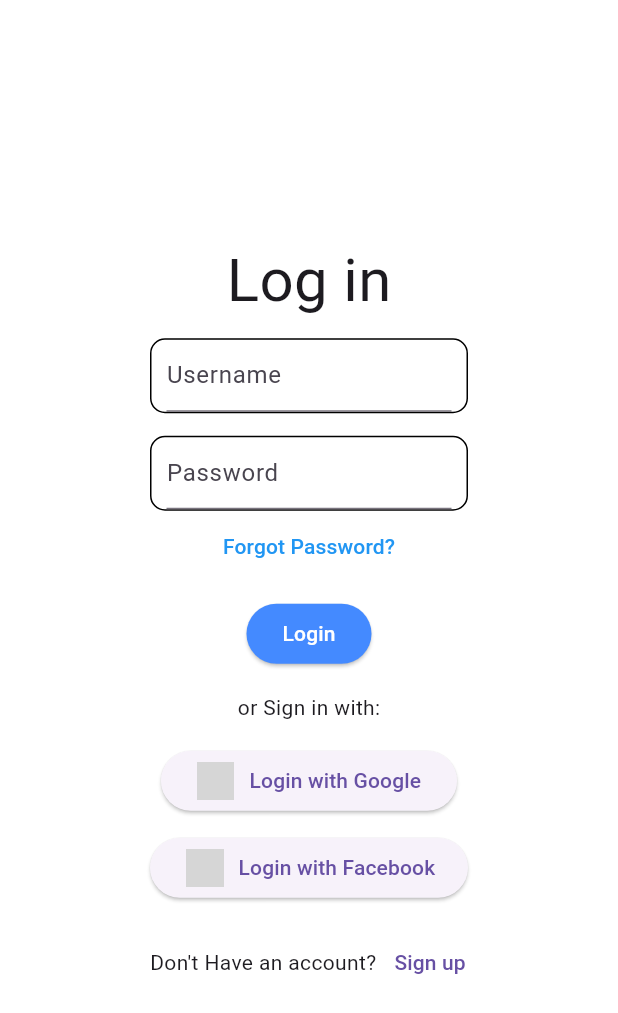
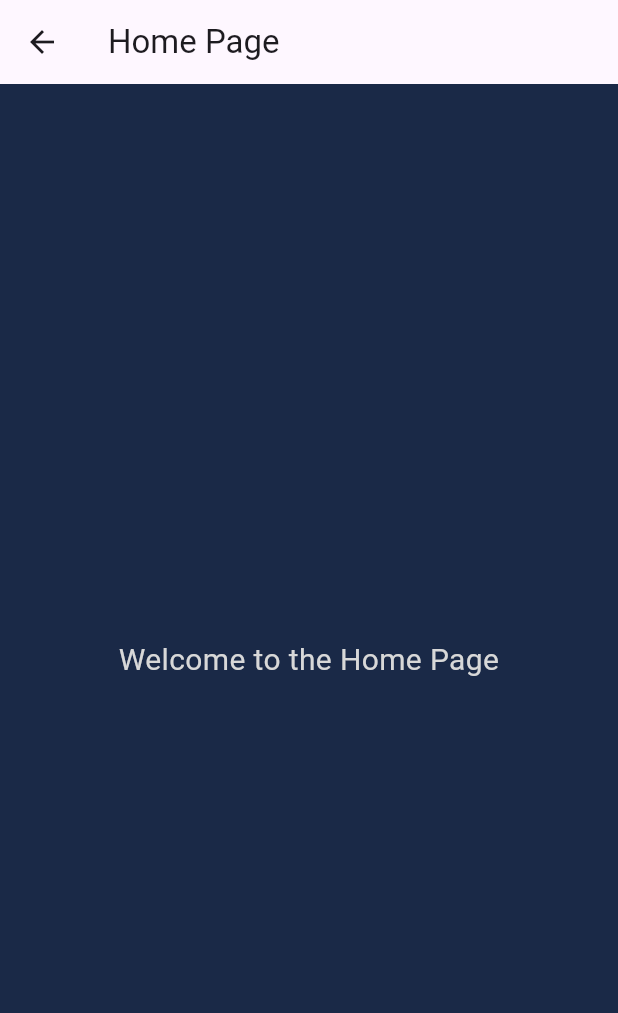
Before and after one commit to wakokomaster/retuma_flutter_app, a Flutter app: the screen it shows after launch, after a tap on "Login", on a phone screen of 412 x 824 dp. Shown: the top 1013 px of the screen. Run offline on Flutter 3.47's test engine with Material 3 defaults, Android fonts, the phone set to English and light mode, and no system bars; Roboto replaces fonts that are missing (Urbanist); grey boxes are pictures that could not be loaded.

Commit message:
login and homepage

```diff
--- /dev/null
+++ b/lib/home_page.dart
@@ -0,0 +1,44 @@
+import 'package:retuma_flutter_app/styles/app_color.dart';
+import 'package:flutter/material.dart';
+
+class HomePage extends StatelessWidget {
+  const HomePage({super.key});
+
+  @override
+  Widget build(BuildContext context) {
+    return MaterialApp(
+      home: Scaffold(
+        backgroundColor: AppColor.background,
+        appBar: AppBar(
+          title: Text('Home Page'),
+          leading: IconButton(
+            icon: Icon(Icons.arrow_back),
+            onPressed: () {
+              Navigator.pop(
+                  context); // Navigate back when the button is pressed
+            },
+          ),
+        ),
+        body: Padding(
+          padding: const EdgeInsets.symmetric(horizontal: 10),
+          child: Center(
+            child: Column(
+              mainAxisAlignment: MainAxisAlignment.center,
+              children: <Widget>[
+                const Text(
+                  "Welcome to the Home Page",
+                  style: TextStyle(
+                    fontSize: 20,
+                    fontFamily: 'Urbanist',
+                    color: AppColor.font,
+                  ),
+                  textAlign: TextAlign.center,
+                ),
+              ],
+            ),
+          ),
+        ),
+      ),
+    );
+  }
+}
--- /dev/null
+++ b/lib/login_page.dart
@@ -0,0 +1,198 @@
+import 'package:flutter/material.dart';
+import 'package:retuma_flutter_app/home_page.dart';
+import 'styles/app_color.dart';
+
+class LoginPage extends StatelessWidget {
+  const LoginPage({super.key});
+
+  @override
+  Widget build(BuildContext context) {
+    return MaterialApp(
+      home: Scaffold(
+        backgroundColor: AppColor.background,
+        body: Padding(
+          padding: const EdgeInsets.symmetric(horizontal: 10),
+          child: Column(
+            mainAxisAlignment: MainAxisAlignment.center,
+            children: [
+              Container(
+                child: const Text(
+                  "Welcome Back",
+                  style: TextStyle(
+                      fontSize: 20,
+                      fontFamily: 'Urbanist',
+                      color: AppColor.font),
+                ),
+              ),
+              SizedBox(
+                height: 10, // Adjust the height as needed
+              ),
+              const Text(
+                'Sign In',
+                style: TextStyle(
+                    fontFamily: 'Urbanist-ExtraBold',
+                    fontSize: 40,
+                    fontWeight: FontWeight.bold,
+                    color: AppColor.font),
+              ),
+              SizedBox(
+                height: 10, // Adjust the height as needed
+              ),
+              Container(
+                padding: const EdgeInsets.symmetric(horizontal: 10),
+                decoration: BoxDecoration(
+                  borderRadius: BorderRadius.circular(10),
+                ),
+                child: TextField(
+                  decoration: InputDecoration(
+                    focusColor: Colors.white,
+                    hintText: 'Username',
+                    hintStyle: TextStyle(color: AppColor.font.withOpacity(0.6)),
+                    border: OutlineInputBorder(
+                      borderRadius: BorderRadius.all(
+                          Radius.circular(10.0)), // Adjust the radius here
+                    ),
+                  ),
+                  style: TextStyle(
+                    color: Colors.white,
+                    fontFamily: 'Urbanist', // Set the color to white
+                  ),
+                ),
+              ),
+              SizedBox(
+                height: 5, // Adjust the height as needed
+              ),
+              const SizedBox(height: 10),
+              Container(
+                padding: const EdgeInsets.symmetric(horizontal: 10),
+                decoration: BoxDecoration(
+                  borderRadius: BorderRadius.circular(10),
+                ),
+                child: TextField(
+                  obscureText: true,
+                  decoration: InputDecoration(
+                    hintText: 'Password',
+                    hintStyle: TextStyle(color: AppColor.font.withOpacity(0.6)),
+                    border: OutlineInputBorder(
+                      borderRadius: BorderRadius.all(
+                          Radius.circular(10.0)), // Adjust the radius here
+                    ),
+                  ),
+                  style: TextStyle(
+                    color: Colors.white,
+                    fontFamily: 'Urbanist', // Set the color to white
+                  ),
+                ),
+              ),
+              TextButton(
+                onPressed: () {
+                  debugPrint('Forgot password button is pressed!');
+                },
+                child: const Text(
+                  'Forgot Password?',
+                  style: TextStyle(
+                      decoration: TextDecoration.underline,
+                      color: AppColor.primary,
+                      fontFamily: 'Urbanist'),
+                ),
+              ),
+              SizedBox(
+                height: 10, // Adjust the height as needed
+              ),
+              ElevatedButton(
+                onPressed: () {
+                  Navigator.push(
+                    context,
+                    MaterialPageRoute(builder: (context) => HomePage()),
+                  );
+                },
+                style: ButtonStyle(
+                  foregroundColor: MaterialStateProperty.all(Colors.white),
+                  backgroundColor: MaterialStateProperty.all(Colors.blue),
+                  elevation: MaterialStateProperty.all(4),
+                ),
+                child: const Text(
+                  'Login',
+                  style: TextStyle(
+                    fontFamily: 'Urbanist', // Set the color to white
+                  ),
+                ),
+              ),
+              SizedBox(
+                height: 10, // Adjust the height as needed
+              ),
+              const Divider(),
+              const SizedBox(height: 10),
+              const Text(
+                'Or sign in with:',
+                style: TextStyle(
+                  color: Colors.white,
+                  fontFamily: 'Urbanist', // Set the color to white
+                ),
+              ),
+              const SizedBox(height: 10),
+              ElevatedButton(
+                onPressed: () {
+                  debugPrint('Login with google button is pressed!');
+                },
+                child: Row(
+                  mainAxisAlignment: MainAxisAlignment.center,
+                  mainAxisSize: MainAxisSize.min,
+                  children: [
+                    Image.asset(
+                      'images/google.png',
+                      width: 20,
+                    ),
+                    const Text(' Login with Google'),
+                  ],
+                ),
+              ),
+              const SizedBox(height: 10),
+              ElevatedButton(
+                onPressed: () {
+                  debugPrint('Login with facebook button is pressed!');
+                },
+                child: Row(
+                  mainAxisAlignment: MainAxisAlignment.center,
+                  mainAxisSize: MainAxisSize.min,
+                  children: [
+                    Image.asset(
+                      'images/facebook.png',
+                      width: 20,
+                    ),
+                    const Text(' Login with Facebook'),
+                  ],
+                ),
+              ),
+              const SizedBox(height: 20),
+              Row(
+                mainAxisAlignment: MainAxisAlignment.center,
+                children: [
+                  const Text(
+                    "Don't have an account?",
+                    style: TextStyle(
+                        color: Colors.white,
+                        fontFamily: 'Urbanist' // Set the color to white
+                        ),
+                  ),
+                  TextButton(
+                    onPressed: () {
+                      debugPrint('Sign up button is pressed!');
+                    },
+                    child: const Text(
+                      'Sign Up',
+                      style: TextStyle(
+                          decoration: TextDecoration.underline,
+                          color: AppColor.primary,
+                          fontFamily: 'Urbanist'),
+                    ),
+                  ),
+                ],
+              )
+            ],
+          ),
+        ),
+      ),
+    );
+  }
+}
--- a/lib/main.dart
+++ b/lib/main.dart
@@ -1,117 +1,22 @@
-import 'package:flutter/cupertino.dart';
 import 'package:flutter/material.dart';
-import 'package:flutter/widgets.dart';
+import 'package:retuma_flutter_app/styles/app_color.dart';
+import 'package:retuma_flutter_app/login_page.dart';
 
 void main() {
-  runApp(
-    MaterialApp(
-      home: Scaffold(
-        backgroundColor: Colors.white,
-        body: Padding(
-          padding: const EdgeInsets.symmetric(horizontal: 100),
-          child: Column(
-            crossAxisAlignment: CrossAxisAlignment.center,
-            mainAxisAlignment: MainAxisAlignment.center,
-            children: [
-              const Text(
-                'Log in',
-                style: TextStyle(fontSize: 40),
-              ),
-              const SizedBox(
-                height: 10,
-              ),
-              Container(
-                padding: const EdgeInsets.symmetric(horizontal: 10),
-                decoration: BoxDecoration(
-                    border: Border.all(),
-                    borderRadius: BorderRadius.circular(10)),
-                child: const TextField(
-                  decoration: InputDecoration(hintText: 'Username'),
-                ),
-              ),
-              const SizedBox(
-                height: 15,
-              ),
-              Container(
-                padding: const EdgeInsets.symmetric(horizontal: 10),
-                decoration: BoxDecoration(
-                    border: Border.all(),
-                    borderRadius: BorderRadius.circular(10)),
-                child: const TextField(
-                  decoration: InputDecoration(hintText: 'Password'),
-                  obscureText: true,
-                ),
-              ),
-              TextButton(
-                style: ButtonStyle(
-                  foregroundColor: MaterialStateProperty.all(Colors.blue)
-                ),
-                  onPressed: () {
-                    debugPrint('Forgot is Clicked');
-                  },
-                  child: const Text('Forgot Password?')),
-              const SizedBox(
-                height: 10,
-              ),
-              ElevatedButton(
-                  style: ButtonStyle(
-                      foregroundColor: MaterialStateProperty.all(Colors.white),
-                      backgroundColor:
-                          MaterialStateProperty.all(Colors.blueAccent)),
-                  onPressed: () {
-                    debugPrint('Login is Clicked');
-                  },
-                  child: const Text('Login')),
-              const SizedBox(
-                height: 15,
-              ),
-              const Text('or Sign in with:'),
-              const SizedBox(
-                height: 15,
-              ),
-              IntrinsicWidth(
-                child: ElevatedButton(
-                    onPressed: () {
-                      debugPrint('Google is clicked');
-                    },
-                    child: Row(
-                        mainAxisAlignment: MainAxisAlignment.center,
-                        children: [
-                          Image.asset('images/google.png', width: 25),
-                          const SizedBox(
-                            width: 10,
-                          ),
-                          const Text('Login with Google')
-                        ])),
-              ),
-              const SizedBox(height: 10),
-              IntrinsicWidth(
-                child: ElevatedButton(
-                    onPressed: () {
-                      debugPrint('Facebook is clicked');
-                    },
-                    child: Row(
-                        mainAxisAlignment: MainAxisAlignment.center,
-                        children: [
-                          Image.asset('images/facebook.png', width: 25),
-                          const SizedBox(
-                            width: 10,
-                          ),
-                          const Text('Login with Facebook')
-                        ])),
-              ),
-             const SizedBox( height: 15),
-              Row(
-                mainAxisAlignment: MainAxisAlignment.center,
-                children: [
-                  const Text("Don't Have an account?"),
-                  TextButton(onPressed: () {}, child: const Text('Sign up'))
-                ],
-              )
-            ],
-          ),
-        ),
+  runApp(const MyApp());
+}
+
+class MyApp extends StatelessWidget {
+  const MyApp({super.key});
+
+  @override
+  Widget build(BuildContext context) {
+    return MaterialApp(
+      theme: ThemeData(
+        fontFamily: 'Urbanist',
+        scaffoldBackgroundColor: AppColor.background,
       ),
-    ),
-  );
+      home: const LoginPage(),
+    );
+  }
 }
--- /dev/null
+++ b/lib/styles/app_color.dart
@@ -0,0 +1,12 @@
+import 'package:flutter/material.dart';
+
+class AppColor {
+  static const primary = Color(0xffFBD512);
+  static const font = Color(0xffD8D8D8);
+  static const font2 = Color(0xff373737);
+  static const disableFont = Color(0xffA7A7A7);
+  static const disableButton = Color(0xff303030);
+  static const background = Color(0xff1A2947);
+  static const black = Color(0xff000000);
+  static const white = Color(0xffffffff);
+}
```
Also changed, not shown: pubspec.yaml (+20 -17 lines), assets/images/fonts/Urbanist-Black.ttf (added), assets/images/fonts/Urbanist-Bold.ttf (added), assets/images/fonts/Urbanist-ExtraBold.ttf (added), assets/images/fonts/Urbanist-Light.ttf (added), assets/images/fonts/Urbanist-Medium.ttf (added), assets/images/fonts/Urbanist-Regular.ttf (added), assets/images/fonts/Urbanist-SemiBold.ttf (added).
